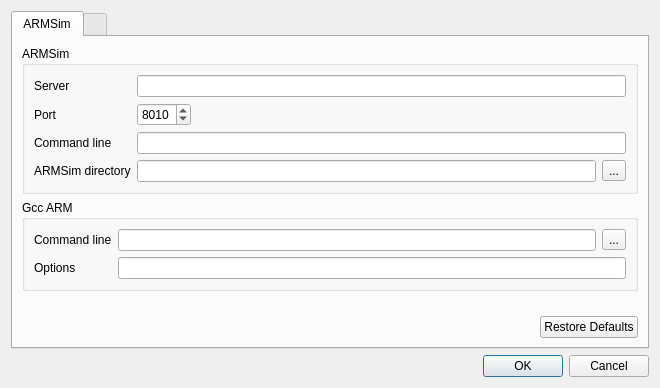
Above: qtarmsim/ui/preferences.ui from barrachi/qtarmsim before the change. Below: the same form after it.
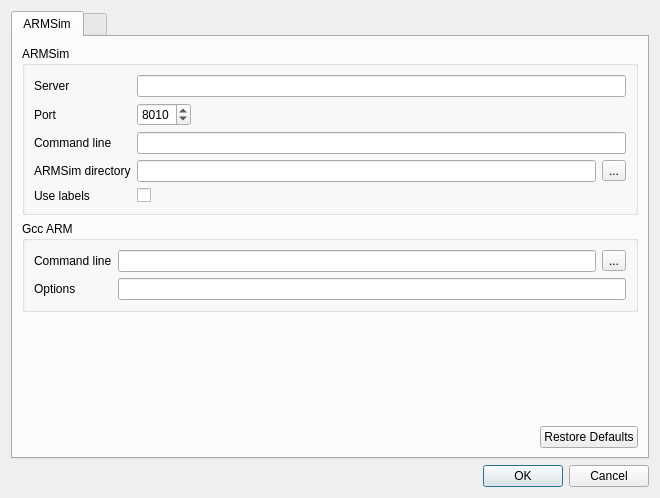
That is the form after the change.

Commit message: Added UseLabels ARMSim option

Patch:
```diff
--- a/qtarmsim/ui/preferences.ui
+++ b/qtarmsim/ui/preferences.ui
@@ -7,7 +7,7 @@
     <x>0</x>
     <y>0</y>
     <width>660</width>
-    <height>388</height>
+    <height>498</height>
    </rect>
   </property>
   <property name="windowTitle">
@@ -107,6 +107,20 @@
               </property>
              </widget>
             </item>
+            <item row="5" column="0">
+             <widget class="QLabel" name="useLabelsLabel">
+              <property name="text">
+               <string>Use labels</string>
+              </property>
+             </widget>
+            </item>
+            <item row="5" column="1">
+             <widget class="QCheckBox" name="useLabelsCheckBox">
+              <property name="toolTip">
+               <string>Use labels on the disassembled code instead of the corresponding numeric value</string>
+              </property>
+             </widget>
+            </item>
            </layout>
           </item>
          </layout>
```
Left out of the diff: 8 changed lines with no effect on the pictures. The commit also changes 3 other files.
